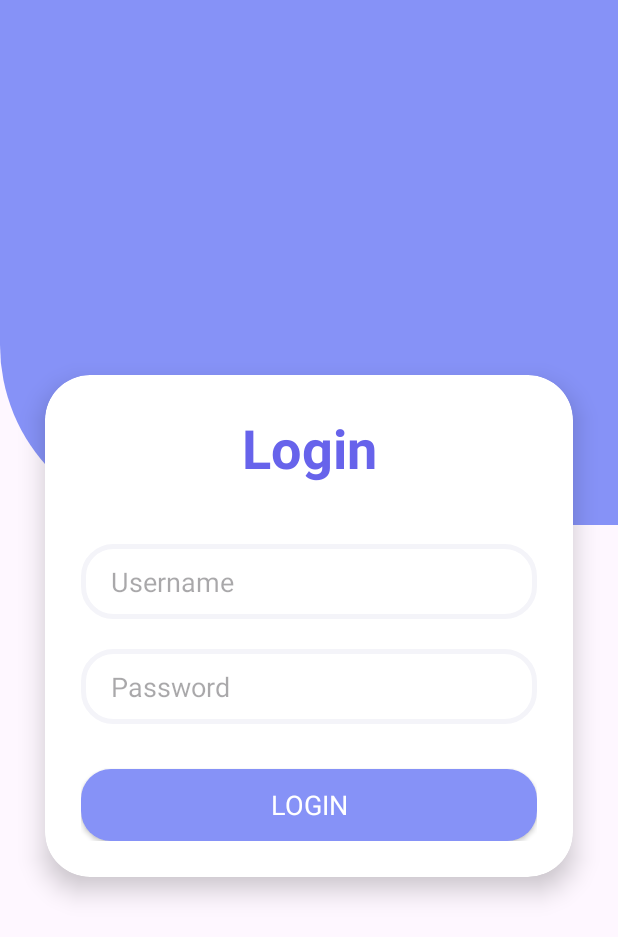
After one commit to Chuanzz7/mobile_final, an Android app: the LoginActivity screen opened directly, with no data from a screen before it, on a phone screen of 412 x 824 dp. The commit adds this screen. Shown: the top 937 px of the screen. Run offline under Robolectric (Android 15) with nearby library versions, the phone set to English and light mode, and no system bars.

Commit message:
Add Login Activity UI

```diff
--- a/app/src/main/AndroidManifest.xml
+++ b/app/src/main/AndroidManifest.xml
@@ -2,7 +2,9 @@
 <manifest xmlns:android="http://schemas.android.com/apk/res/android"
     xmlns:tools="http://schemas.android.com/tools">
 
-    <uses-permission android:name="android.permission.READ_EXTERNAL_STORAGE" android:maxSdkVersion="32" />
+    <uses-permission
+        android:name="android.permission.READ_EXTERNAL_STORAGE"
+        android:maxSdkVersion="32" />
     <uses-permission android:name="android.permission.ACCESS_NETWORK_STATE" />
 
     <application
@@ -16,6 +18,9 @@
         android:theme="@style/Theme.Mobile_final"
         tools:targetApi="31">
         <activity
+            android:name=".LoginActivity"
+            android:exported="false" />
+        <activity
             android:name=".MainActivity"
             android:exported="true">
             <intent-filter>
--- /dev/null
+++ b/app/src/main/java/com/example/mobile_final/LoginActivity.kt
@@ -0,0 +1,11 @@
+package com.example.mobile_final
+
+import android.os.Bundle
+import androidx.appcompat.app.AppCompatActivity
+
+class LoginActivity : AppCompatActivity() {
+    override fun onCreate(savedInstanceState: Bundle?) {
+        super.onCreate(savedInstanceState)
+        setContentView(R.layout.activity_login)
+    }
+}
--- /dev/null
+++ b/app/src/main/res/drawable/login_bg_bottom_left_corner.xml
@@ -0,0 +1,9 @@
+<?xml version="1.0" encoding="utf-8"?>
+<selector xmlns:android="http://schemas.android.com/apk/res/android">
+    <item>
+        <shape android:shape="rectangle">
+            <corners android:bottomLeftRadius="120dp" />
+            <solid android:color="@color/secondary" />
+        </shape>
+    </item>
+</selector>
--- /dev/null
+++ b/app/src/main/res/drawable/login_text_border.xml
@@ -0,0 +1,8 @@
+<?xml version="1.0" encoding="utf-8"?>
+<shape xmlns:android="http://schemas.android.com/apk/res/android"
+    android:shape="rectangle">
+    <stroke
+        android:width="3dp"
+        android:color="@color/primary" />
+    <corners android:radius="20dp" />
+</shape>
--- /dev/null
+++ b/app/src/main/res/drawable/secondary_bg.xml
@@ -0,0 +1,9 @@
+<?xml version="1.0" encoding="utf-8"?>
+<selector xmlns:android="http://schemas.android.com/apk/res/android">
+    <item>
+        <shape android:shape="rectangle">
+            <corners android:radius="20dp" />
+            <solid android:color="@color/secondary" />
+        </shape>
+    </item>
+</selector>
--- /dev/null
+++ b/app/src/main/res/layout/activity_login.xml
@@ -0,0 +1,101 @@
+<?xml version="1.0" encoding="utf-8"?>
+<androidx.constraintlayout.widget.ConstraintLayout xmlns:android="http://schemas.android.com/apk/res/android"
+    xmlns:app="http://schemas.android.com/apk/res-auto"
+    xmlns:tools="http://schemas.android.com/tools"
+    android:id="@+id/main"
+    android:layout_width="match_parent"
+    android:layout_height="match_parent"
+    tools:context=".LoginActivity">
+
+    <ScrollView
+        android:id="@+id/loginScrollView"
+        android:layout_width="match_parent"
+        android:layout_height="match_parent">
+
+        <LinearLayout
+            android:id="@+id/loginLinearLayout"
+            android:layout_width="match_parent"
+            android:layout_height="wrap_content"
+            android:gravity="center"
+            android:orientation="vertical">
+
+            <ImageView
+                android:id="@+id/topImageView"
+                android:layout_width="match_parent"
+                android:layout_height="350dp"
+                android:contentDescription="background"
+                app:srcCompat="@drawable/login_bg_bottom_left_corner" />
+
+            <androidx.cardview.widget.CardView
+                android:layout_width="match_parent"
+                android:layout_height="match_parent"
+                android:layout_marginStart="30dp"
+                android:layout_marginTop="-100dp"
+                android:layout_marginEnd="30dp"
+                android:layout_marginBottom="30dp"
+                android:background="@drawable/login_text_border"
+                app:cardCornerRadius="30dp"
+                app:cardElevation="10dp">
+
+                <LinearLayout
+                    android:layout_width="match_parent"
+                    android:layout_height="match_parent"
+                    android:layout_gravity="center_horizontal"
+                    android:orientation="vertical"
+                    android:padding="24dp">
+
+                    <TextView
+                        android:id="@+id/loginTxt"
+                        android:layout_width="match_parent"
+                        android:layout_height="wrap_content"
+                        android:text="Login"
+                        android:textAlignment="center"
+                        android:textColor="@color/accent"
+                        android:textSize="36sp"
+                        android:textStyle="bold" />
+
+                    <EditText
+                        android:id="@+id/usernameTxt"
+                        android:layout_width="match_parent"
+                        android:layout_height="50dp"
+                        android:layout_marginTop="40dp"
+                        android:autofillHints=""
+                        android:background="@drawable/login_text_border"
+                        android:drawablePadding="8dp"
+                        android:hint="Username"
+                        android:inputType="text"
+                        android:paddingHorizontal="20dp"
+                        android:paddingVertical="10dp"
+                        android:textColor="@color/black" />
+
+                    <EditText
+                        android:id="@+id/passwordTxt"
+                        android:layout_width="match_parent"
+                        android:layout_height="50dp"
+                        android:layout_marginTop="20dp"
+                        android:autofillHints=""
+                        android:background="@drawable/login_text_border"
+                        android:drawablePadding="8dp"
+                        android:hint="Password"
+                        android:inputType="textPassword"
+                        android:paddingHorizontal="20dp"
+                        android:paddingVertical="10dp"
+                        android:textColor="@color/black" />
+
+                    <androidx.appcompat.widget.AppCompatButton
+                        android:id="@+id/loginBtn"
+                        style="@android:style/Widget.Button"
+                        android:layout_width="match_parent"
+                        android:layout_height="wrap_content"
+                        android:layout_marginTop="30dp"
+                        android:background="@drawable/secondary_bg"
+                        android:minHeight="48dp"
+                        android:text="LOGIN"
+                        android:textColor="@color/white"
+                        android:textSize="18sp" />
+
+                </LinearLayout>
+            </androidx.cardview.widget.CardView>
+        </LinearLayout>
+    </ScrollView>
+</androidx.constraintlayout.widget.ConstraintLayout>
--- a/app/src/main/res/values/colors.xml
+++ b/app/src/main/res/values/colors.xml
@@ -2,4 +2,7 @@
 <resources>
     <color name="black">#FF000000</color>
     <color name="white">#FFFFFFFF</color>
+    <color name="accent">#6763EB</color>
+    <color name="secondary">#8692F7</color>
+    <color name="primary">#F4F4F9</color>
 </resources>
```
